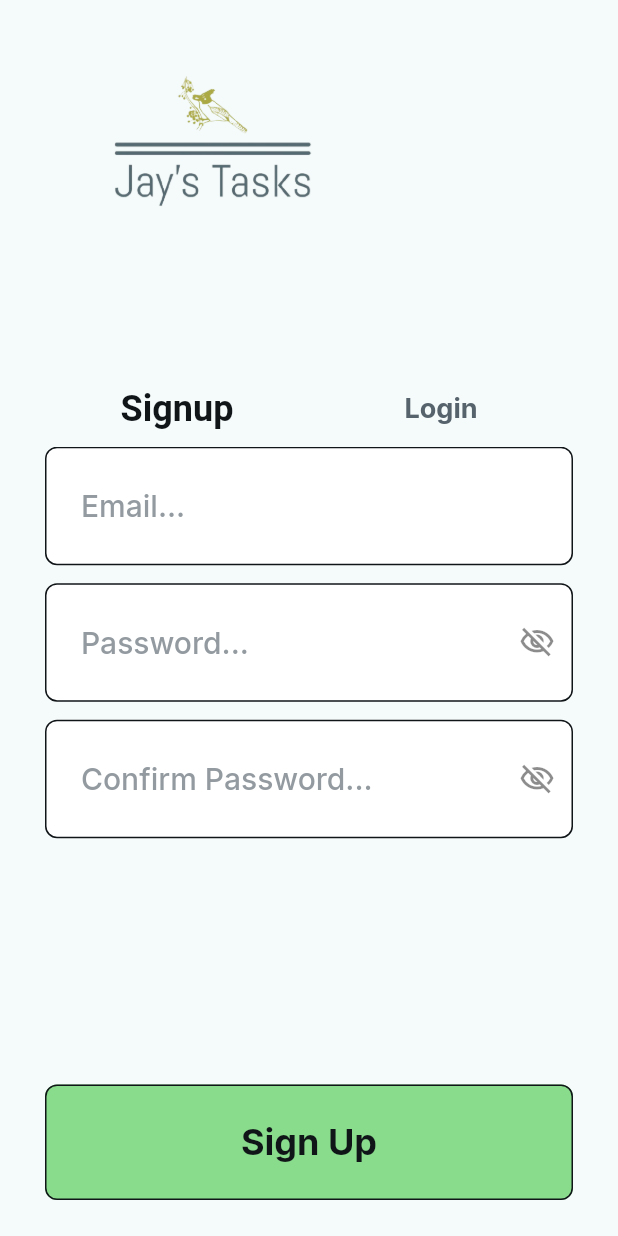
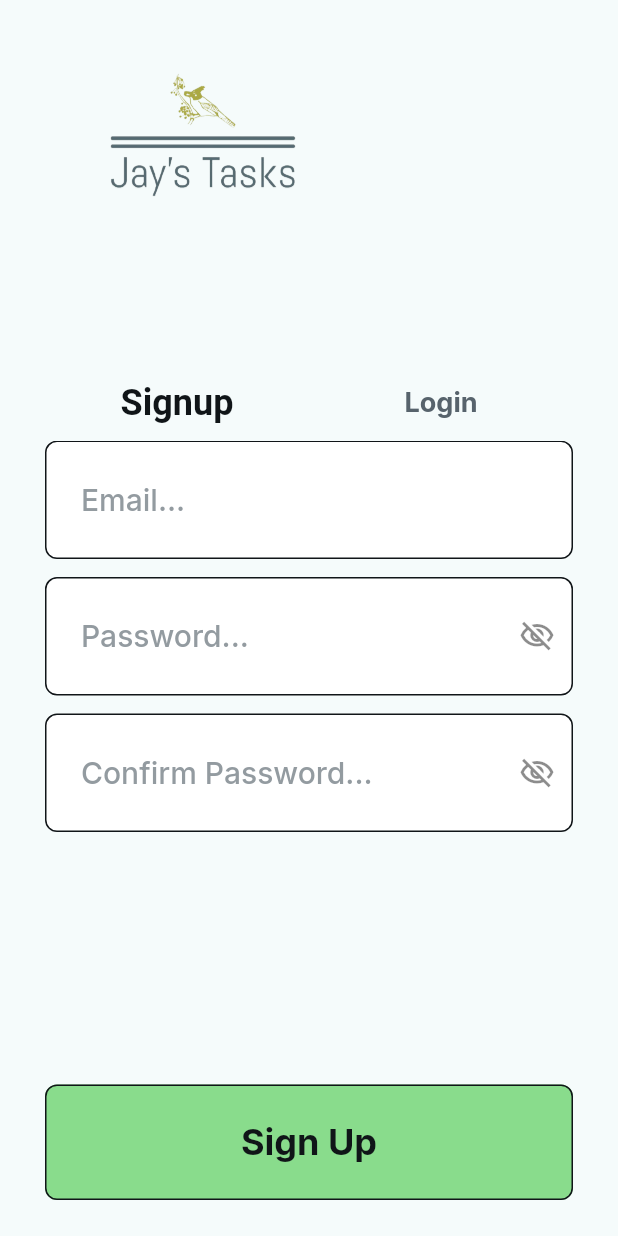
Before and after one commit to carz0987/TodoApp-FlutterFlow, a Flutter app: the screen it shows after launch, on a phone screen of 412 x 824 dp. Run offline on Flutter 3.47's test engine with Material 3 defaults, Android fonts, the phone set to English and light mode, and no system bars; drawn by our look-alikes of auto_size_text; our stand-ins replace cloud_firestore, easy_debounce, file_picker, firebase_auth, firebase_core, firebase_storage and 12 more; missing offline and left inert: json_path, mime_type; accounts and stored records are empty.

Commit message:
Adjusted the size of the logo.

```diff
--- a/lib/login/login_widget.dart
+++ b/lib/login/login_widget.dart
@@ -81,7 +81,7 @@ class _LoginWidgetState extends State<LoginWidget>
                       borderRadius: BorderRadius.circular(8.0),
                       child: Image.asset(
                         'assets/images/Screenshot_2024-09-23_115043-removebg-preview.png',
-                        width: 223.0,
+                        width: 210.0,
                         fit: BoxFit.cover,
                       ),
                     ),
```
